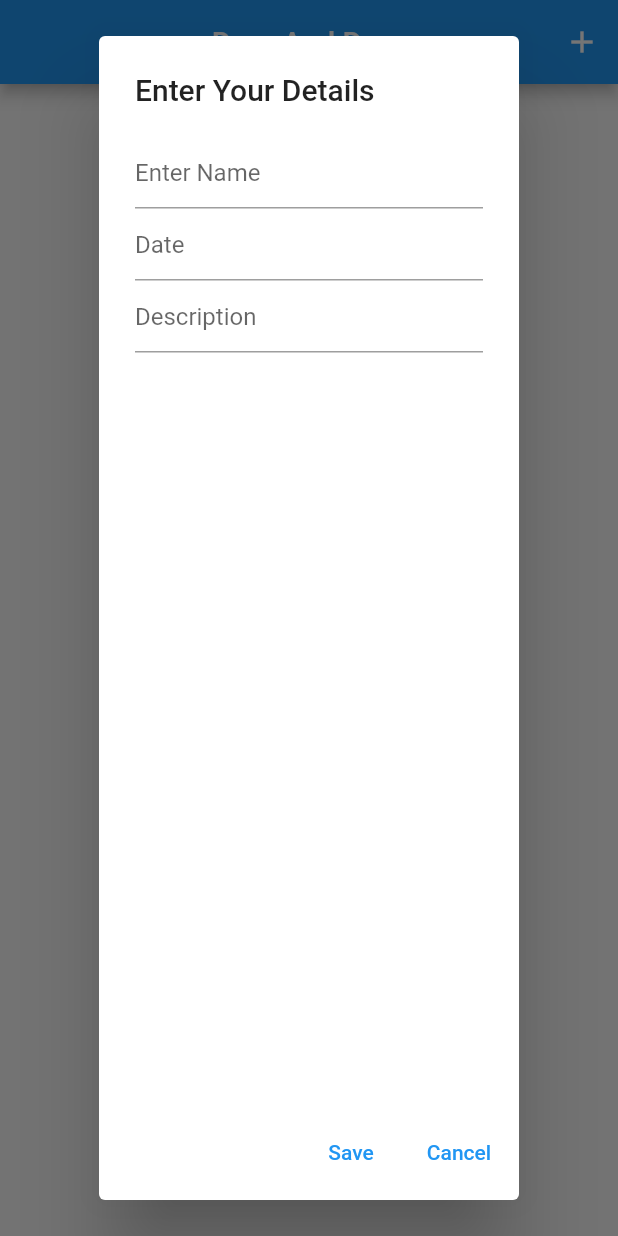
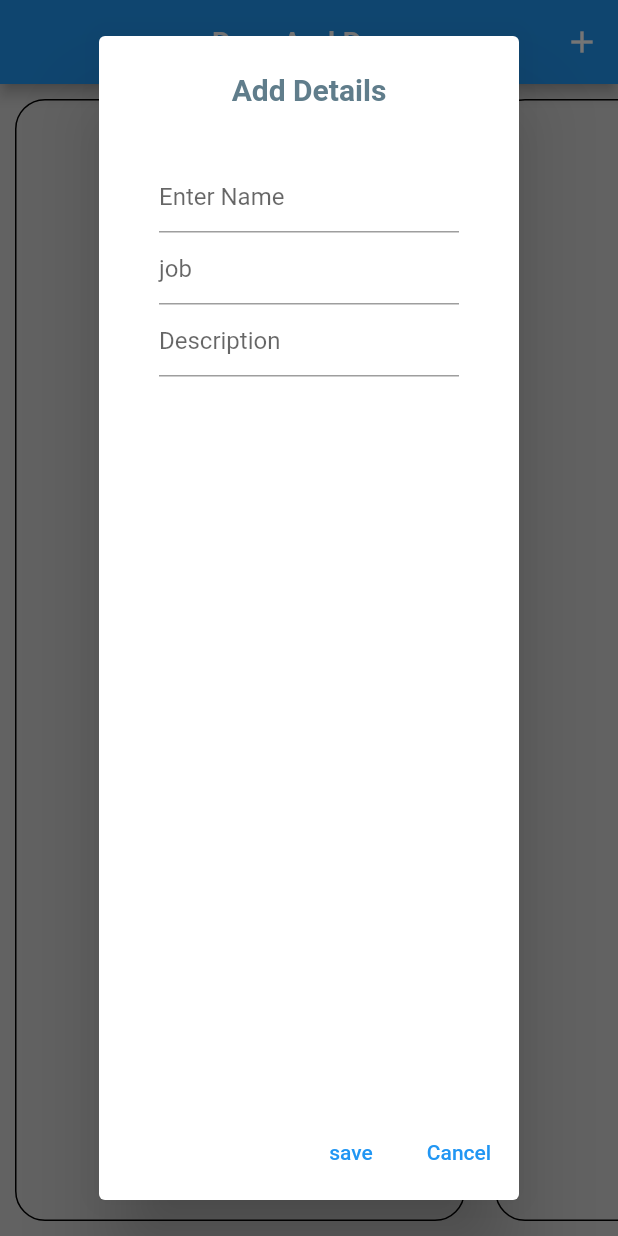
Before and after one commit to novizco-infotech/flutter_drag_and_drop, a Flutter app: the screen it shows after launch, after a tap on the "add" icon, on a phone screen of 412 x 824 dp. Run offline on Flutter 3.47's test engine with Material 2 defaults, Android fonts, the phone set to English and light mode, and no system bars.

Commit message:
not completed

```diff
--- a/lib/main.dart
+++ b/lib/main.dart
@@ -1,6 +1,8 @@
 
+import 'package:draganddrop1/provider/DragCard.dart';
 import 'package:draganddrop1/screens/myHome.dart';
 import 'package:flutter/material.dart';
+import 'package:provider/provider.dart';
 
 void main() {
   runApp(const MyApp());
@@ -12,14 +14,17 @@ class MyApp extends StatelessWidget {
   // This widget is the root of your application.
   @override
   Widget build(BuildContext context) {
-    return MaterialApp(
-      debugShowCheckedModeBanner: false,
-      title: 'Flutter Demo',
-      theme: ThemeData(
+    return ChangeNotifierProvider(
+      create: (context) => DragCard(),
+      child: MaterialApp(
+        debugShowCheckedModeBanner: false,
+        title: 'Flutter Demo',
+        theme: ThemeData(
 
-        primarySwatch: Colors.blue,
+          primarySwatch: Colors.blue,
+        ),
+        home:  MyHomePage(),
       ),
-      home:  MyHomePage(),
     );
   }
 }
--- /dev/null
+++ b/lib/model/ListModel.dart
@@ -0,0 +1,7 @@
+class ListModel{
+  String name;
+  String Description;
+  String job;
+
+  ListModel({required this.name,required this.Description,required this.job});
+}
--- /dev/null
+++ b/lib/provider/DragCard.dart
@@ -0,0 +1,19 @@
+import 'package:draganddrop1/model/ListModel.dart';
+import 'package:flutter/material.dart';
+
+
+class DragCard with ChangeNotifier{
+  List<ListModel> _data=[];
+  List<ListModel> get data{
+    return [..._data];
+
+  }
+  void AddCard(ListModel model){
+    final NewData=ListModel(name: model.name,
+     Description: model.Description,
+      job: model.job);
+      // _data.add(NewData);
+      _data.insert(0, NewData);
+      notifyListeners();
+  }
+}
--- a/lib/screens/myHome.dart
+++ b/lib/screens/myHome.dart
@@ -1,9 +1,8 @@
-
-import 'package:drag_and_drop_lists/drag_and_drop_lists.dart';
-
-import 'package:draganddrop1/model/dragable_list.dart';
+import 'package:draganddrop1/provider/DragCard.dart';
+import 'package:draganddrop1/widgets/DragCardWidget.dart';
 import 'package:draganddrop1/widgets/form.dart';
 import 'package:flutter/material.dart';
+import 'package:provider/provider.dart';
 
 class MyHomePage extends StatefulWidget {
   @override
@@ -11,155 +10,78 @@ class MyHomePage extends StatefulWidget {
 }
 
 class _MyHomePageState extends State<MyHomePage> {
-  // final String apple1=;
 
-
- void openPopUp(BuildContext context)=>showDialog(
-   context: context,
-  builder: (ctx)=>AlertDialog(
-    title: Text('Enter Your Details'),
-    content:FormFieldData(),
-    actions: [
-      TextButton(onPressed: (){}, child: Text('Save')),
-       TextButton(onPressed: (){
-         Navigator.pop(context);
-       }, child: Text('Cancel'))
-    ],
-  )
-  );
+  void openPopUp() =>
+      showDialog(context: context, builder: (_) => FormFieldData());
 
   @override
   void initState() {
-
     super.initState();
-
   }
 
   @override
   Widget build(BuildContext context) {
+    final card = Provider.of<DragCard>(context);
     return Scaffold(
+      backgroundColor: Colors.grey[350],
+        appBar: AppBar(
 
-      appBar: AppBar(
-        actions: [
-          IconButton(onPressed: (){
-            openPopUp(context);
-          }, icon:Icon(Icons.add))
-        ],
-        title: const Text('Drag And Drop'),
-        centerTitle: true,
-      ),
-      body: Container());
-  }}
-//         // padding: EdgeInsets.all(20),
-//         // margin: EdgeInsets.all(20),
-//         // decoration: BoxDecoration(
-//         //   border: Border.all(
-//         //     width: 1
-//         //   ),
-//         //   borderRadius: BorderRadius.circular(40)
+          actions: [
+            IconButton(
+                onPressed: () {
+                  openPopUp();
+                },
+                icon: Icon(Icons.add))
+          ],
+          title: const Text('Drag And Drop'),
+          centerTitle: true,
+        ),
+        body:ListView(
+          scrollDirection: Axis.horizontal,
+          children: [
+            Container(
+              margin: EdgeInsets.all(10),
+              height: 300,
+              width: 300,
+              decoration: BoxDecoration(
+                border: Border.all(
+                  width: 1
+                ),
+                borderRadius: BorderRadius.circular(20)
+              ),
+              child:ListView.builder(
+             itemCount: card.data.length,
+            itemBuilder: (ctx, i) => DragCardWidget(
+              name: card.data[i].name,
+                 description: card.data[i].Description,
+                job: card.data[i].job)) ,
+            ),
+             Container(
+              margin: EdgeInsets.all(10),
+              height: 300,
+              width: 300,
+              decoration: BoxDecoration(
+                border: Border.all(
+                  width: 1
+                ),
+                borderRadius: BorderRadius.circular(20)
+              ),
 
-//         // ),
+            ),
+              Container(
+              margin: EdgeInsets.all(10),
+              height: 300,
+              width: 300,
+              decoration: BoxDecoration(
+                border: Border.all(
+                  width: 1
+                ),
+                borderRadius: BorderRadius.circular(20)
+              ),
+            )
+          ],
+        )
 
-//         child: DragAndDropLists(
-//           addLastItemTargetHeightToTop: false,
-
-//           axis: Axis.horizontal,
-//           listWidth: 160,
-//           listDraggingWidth: 160,
-//           lastItemTargetHeight: 50,
-//           //  itemDecorationWhileDragging: const BoxDecoration(color: Colors.cyan),
-//           // itemDivider: const Divider(
-//           //   color: Colors.grey,
-//           //   thickness: 2,
-
-//           // ),
-//           //      listDragHandle: const DragHandle(
-//           //   verticalAlignment: DragHandleVerticalAlignment.top,
-//           //   child: Padding(
-//           //     padding: EdgeInsets.only(right: 10),
-//           //     child: Icon(
-//           //       Icons.menu,
-//           //       color: Colors.black26,
-//           //     ),
-//           //   ),
-//           // ),
-
-// //  itemDragHandle: const DragHandle(
-// //           child: Padding(
-// //             padding: EdgeInsets.only(right: 10),
-// //             child: Icon(
-// //               Icons.menu,
-// //               color: Colors.blueGrey,
-// //             ),)),
-
-//           listPadding: const EdgeInsets.all(10),
-//           listInnerDecoration: const BoxDecoration(
-//               // borderRadius: BorderRadius.circular(20),
-//               color: Colors.white),
-//           children: list,
-//           onItemReorder: onReorderListItems,
-//           onListReorder: onReorderList,
-//         ),
-//       ),
-//     );
-//   }
-
-//   DragAndDropList buildList(DragableList list) => DragAndDropList(
-//       canDrag: false, //when we give it's true then we can drag the either list.
-//       lastTarget: Container(
-//         height: 300,
-//       ),
-//       children: list.items
-//           .map((item) => DragAndDropItem(
-//                   child: SizedBox(
-//                 height: 170,
-//                 child: Column(
-//                   children: [
-//                     Expanded(
-//                       child: Container(
-//                         margin: const EdgeInsets.all(10),
-//                         width: 200,
-//                         height: 100,
-//                         decoration: BoxDecoration(
-//                           image: DecorationImage(image:AssetImage(item.imageUrl,
-
-//                           ) ,fit: BoxFit.cover),
-//                             // color: item.color,
-//                             borderRadius: BorderRadius.circular(20),
-//                             border: Border.all(width: 1)),
-//                         child: ListTile(title: Center(child: Text(item.tittle))),
-
-//                       ),
-//                     ),
-//                   ],
-//                 ),
-//               )))
-//           .toList(),
-//       header: Center(
-//         child: Container(
-//             width: 150,
-//             decoration: BoxDecoration(
-//               color: const Color.fromARGB(255, 115, 143, 146),
-//               borderRadius: BorderRadius.circular(10),
-//               border: Border.all(width: 1),
-//             ),
-//             padding: const EdgeInsets.all(8),
-//             child: Text(list.header)),
-//       ));
-
-//   void onReorderListItems(
-//       int oldItemIndex, int oldListIndex, int newItemIndex, int newListIndex) {
-//     setState(() {
-//       var movedItem = list[oldListIndex].children.removeAt(oldItemIndex);
-//       list[newListIndex].children.insert(newItemIndex, movedItem);
-//       ;
-//     });
-//   }
-
-//   void onReorderList(int oldListIndex, int newListIndex) {
-//     setState(() {
-//       final movedlist = list.removeAt(oldListIndex);
-//       list.insert(newListIndex, movedlist);
-//     });
-//   }
-// }
+                );
+  }
+}
--- a/lib/widgets/form.dart
+++ b/lib/widgets/form.dart
@@ -1,41 +1,118 @@
+
+
+
+
+import 'package:draganddrop1/model/ListModel.dart';
+import 'package:draganddrop1/provider/DragCard.dart';
 import 'package:flutter/material.dart';
+import 'package:provider/provider.dart';
+
+
 
 class FormFieldData extends StatefulWidget {
-  const FormFieldData({ Key? key }) : super(key: key);
+  const FormFieldData({Key? key}) : super(key: key);
 
   @override
   State<FormFieldData> createState() => _FormFieldDataState();
 }
 
 class _FormFieldDataState extends State<FormFieldData> {
-  final NameController=TextEditingController();
-  final DateController=TextEditingController();
-  final DescriptionController=TextEditingController();
+  final NameController = TextEditingController();
+  final DateController = TextEditingController();
+  final DescriptionController = TextEditingController();
+  final DateFocasNode = FocusNode();
+  final descriptionFocusNode = FocusNode();
+  final form = GlobalKey<FormState>();
+  var editListData =
+      ListModel(name: '', Description: '', job: '');
+  @override
+  void dispose() {
+    DateFocasNode.dispose();
+    descriptionFocusNode.dispose();
+
+    super.dispose();
+  }
+
+  void saveForm() {
+    form.currentState!.save();
+    print(editListData.name);
+   final card1= Provider.of<DragCard>(context,listen: false).AddCard(editListData);
+  }
+
   @override
   Widget build(BuildContext context) {
-    return Column(
+    return AlertDialog(
+      content: Padding(
+         padding: const EdgeInsets.all(16.0),
+        child: Form(
+          key: form,
+          child:  Column(
               children: [
                 TextFormField(
                   controller: NameController,
-         decoration: InputDecoration(
-           hintText: 'Enter Name'
-         ),
+                  decoration: const InputDecoration(hintText: 'Enter Name'),
+
+                  keyboardType: TextInputType.name,
+                  textInputAction: TextInputAction.next,
+                  onFieldSubmitted: (value) {
+                    FocusScope.of(context).requestFocus(DateFocasNode);
+                  },
+                  onSaved: (value) {
+                    editListData = ListModel(
+                        name: value!,
+                        Description: editListData.Description,
+                        job: editListData.job);
+                  },
                 ),
                 TextFormField(
                   controller: DateController,
-           decoration: InputDecoration(
-           hintText: 'Date'
-         ),
+                  decoration: const InputDecoration(hintText: 'job'),
+                  keyboardType: TextInputType.datetime,
+                  textInputAction: TextInputAction.next,
+                  focusNode: DateFocasNode,
+                  onFieldSubmitted: (value) {
+                    FocusScope.of(context).requestFocus(descriptionFocusNode);
+                  },
+                  onSaved: (value){
+                    editListData=ListModel(name: editListData.name, Description: value!,
+                    job: editListData.job);
+                  },
                 ),
                 TextFormField(
                   controller: DescriptionController,
-            decoration: InputDecoration(
-           hintText: 'Description'
+                  decoration: const InputDecoration(hintText: 'Description'),
+                  keyboardType: TextInputType.multiline,
+                  textInputAction: TextInputAction.done,
+                  maxLines: 1,
+                  focusNode: descriptionFocusNode,
+                  onFieldSubmitted: (value) => saveForm(),
+                  onSaved: (value){
+                    editListData=ListModel(name:editListData.name ,
+                     Description: editListData.Description,
+                     job: value!
+                     );
+                  },
+                )
+              ],
             ),
-         )
 
+        ),
+      ),
+      title: const Center(
+        child: Text('Add Details',style: TextStyle(
+         fontWeight: FontWeight.bold,
+         color: Colors.blueGrey
+        ),),
+      ),
+      actions: [
+        TextButton(onPressed: (){
+          saveForm();
+          Navigator.of(context).pop();
+        }, child: Text('save')),
+        TextButton(onPressed: (){
+          Navigator.of(context).pop();
+        }, child: Text('Cancel'))
       ],
-
     );
   }
 }
--- a/pubspec.yaml
+++ b/pubspec.yaml
@@ -35,6 +35,7 @@ dependencies:
   # Use with the CupertinoIcons class for iOS style icons.
   cupertino_icons: ^1.0.2
   drag_and_drop_lists: ^0.3.2+2
+  provider: ^6.0.2
 
 dev_dependencies:
   flutter_test:
```
Also changed, not shown: lib/model/dragable_list.dart (deleted, +0 -14 lines), lib/widgets/DragCardWidget.dart (added, +41 -0 lines), lib/model/dragList.dart (added), pubspec.lock, 1 other file. Lines whose indentation alone changed are shown as unchanged.
